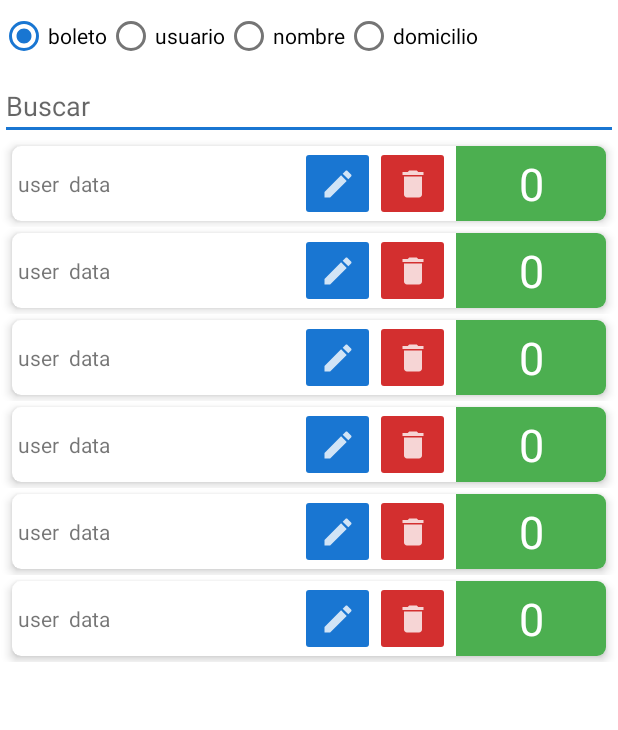
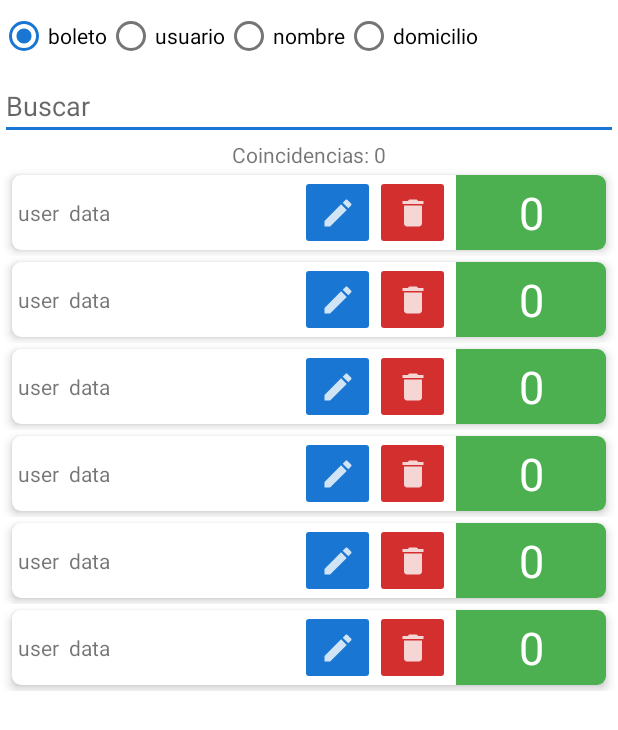
Before and after one commit to juarezCode/mi-rifa, an Android app: the layout activity_search.xml on its own in the app's theme, with its tools: preview values and no code run, on a phone screen of 412 x 824 dp. Shown: the top 730 px of the screen. Run offline under Robolectric (Android 15) with nearby library versions, the light colour scheme and no system bars.

Commit message:
mostrar numero de coincidencias en busqueda

```diff
--- a/app/src/main/res/layout/activity_search.xml
+++ b/app/src/main/res/layout/activity_search.xml
@@ -62,7 +62,7 @@
         app:layout_constraintBottom_toBottomOf="parent"
         app:layout_constraintEnd_toEndOf="parent"
         app:layout_constraintStart_toStartOf="parent"
-        app:layout_constraintTop_toBottomOf="@+id/edt_search"
+        app:layout_constraintTop_toBottomOf="@+id/txt_search_number_coincidences"
         tools:itemCount="10"
         tools:listitem="@layout/item_person" />
 
@@ -88,4 +88,13 @@
         app:layout_constraintEnd_toEndOf="parent"
         app:layout_constraintStart_toStartOf="parent"
         app:layout_constraintTop_toTopOf="parent" />
+
+    <TextView
+        android:id="@+id/txt_search_number_coincidences"
+        android:layout_width="wrap_content"
+        android:layout_height="wrap_content"
+        android:text="Coincidencias: 0"
+        app:layout_constraintEnd_toEndOf="parent"
+        app:layout_constraintStart_toStartOf="parent"
+        app:layout_constraintTop_toBottomOf="@+id/edt_search" />
 </androidx.constraintlayout.widget.ConstraintLayout>
```
Also changed, not shown: app/src/main/java/com/juarez/ktfirestonefirebase/ui/SearchActivity.kt (+4 -4 lines).
